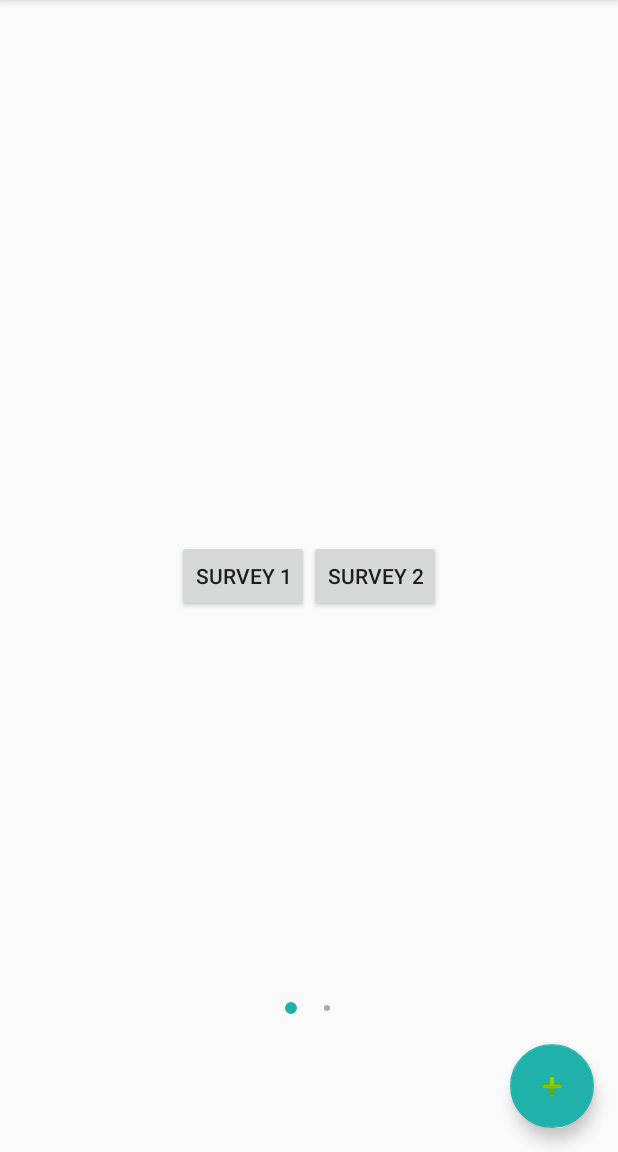
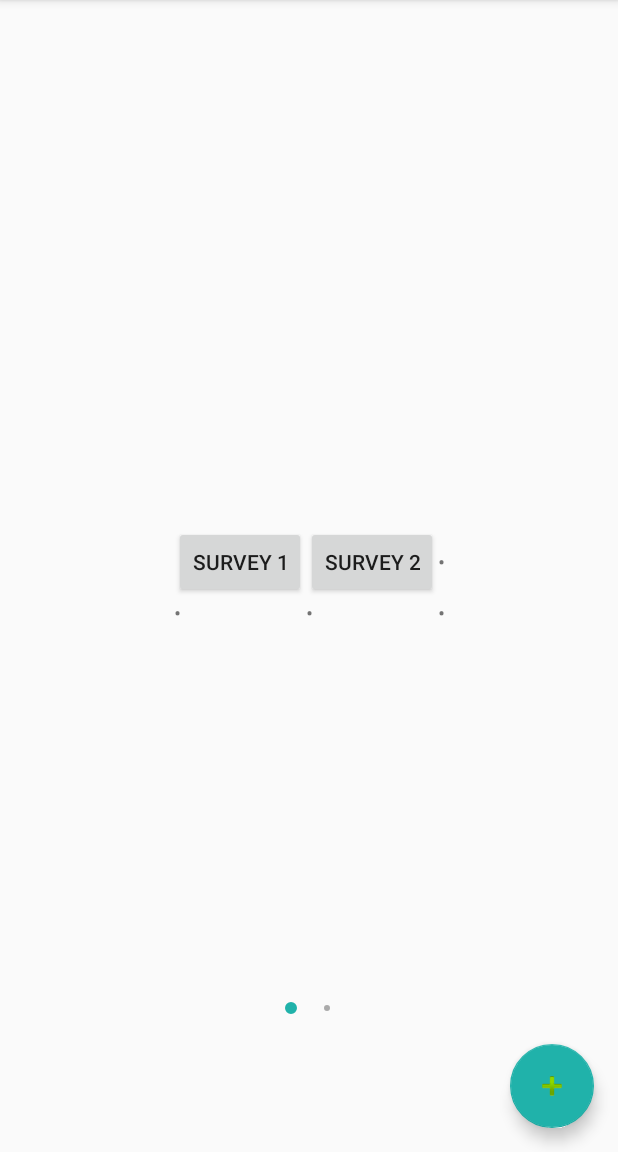
Before and after one commit to JofreyLuc/popit-prof, an Android app: the screen it shows after launch (Accueil), on a phone screen of 412 x 824 dp, the part 84-1236 px from its top. Run offline under Robolectric (Android 15) with nearby library versions, the phone set to English and light mode, and no system bars.

Commit message:
ajout des points vides

```diff
--- a/app/build.gradle
+++ b/app/build.gradle
@@ -26,4 +26,5 @@ dependencies {
     testImplementation 'junit:junit:4.12'
     androidTestImplementation 'com.android.support.test:runner:1.0.1'
     androidTestImplementation 'com.android.support.test.espresso:espresso-core:3.0.1'
+    implementation 'com.android.support:gridlayout-v7:26.1.0'
 }
--- a/app/src/main/java/zac/vince/jl/patou/popitprof/SurveyListingFragment.java
+++ b/app/src/main/java/zac/vince/jl/patou/popitprof/SurveyListingFragment.java
@@ -49,7 +49,11 @@ public class SurveyListingFragment extends Fragment {
         GridLayout grid = (GridLayout)rootView.findViewById(R.id.grid);
 
         for (final String s : surveys) {
-            if (s.equals("-1")) break;
+            if (s.equals("-1")) {
+                TextView v = new TextView(getContext());
+                v.setText("•");
+                grid.addView(v);
+            } else {
                 Button b = new Button(getContext());
                 b.setText(s);
                 b.setOnClickListener(new Button.OnClickListener() {
@@ -60,6 +64,7 @@ public class SurveyListingFragment extends Fragment {
                 });
                 grid.addView(b);
             }
+        }
 
         return rootView;
     }
--- a/app/src/main/java/zac/vince/jl/patou/popitprof/model/Surveys.java
+++ b/app/src/main/java/zac/vince/jl/patou/popitprof/model/Surveys.java
@@ -36,6 +36,11 @@ public class Surveys {
             names.add(s.getName());
         }
 
+        //TODO : temp ?
+        for (int i = names.size()-1; i < 12; i++) {
+            names.add("-1");
+        }
+
         return names;
     }
 }
```
Lines whose indentation alone changed are shown as unchanged.
